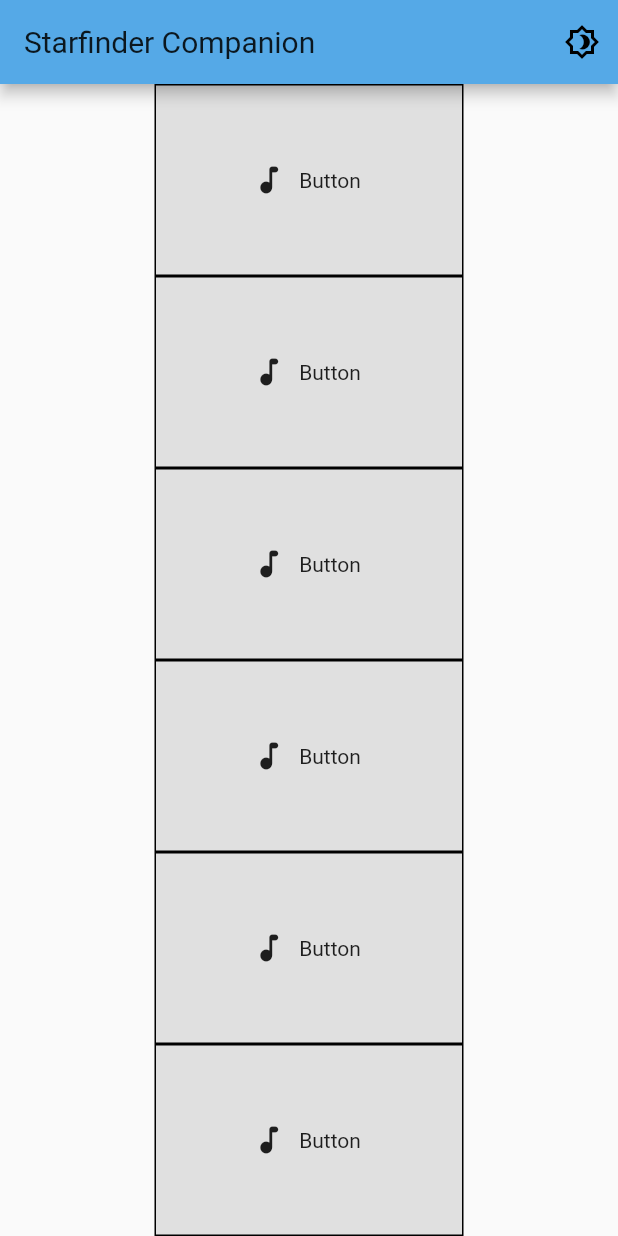
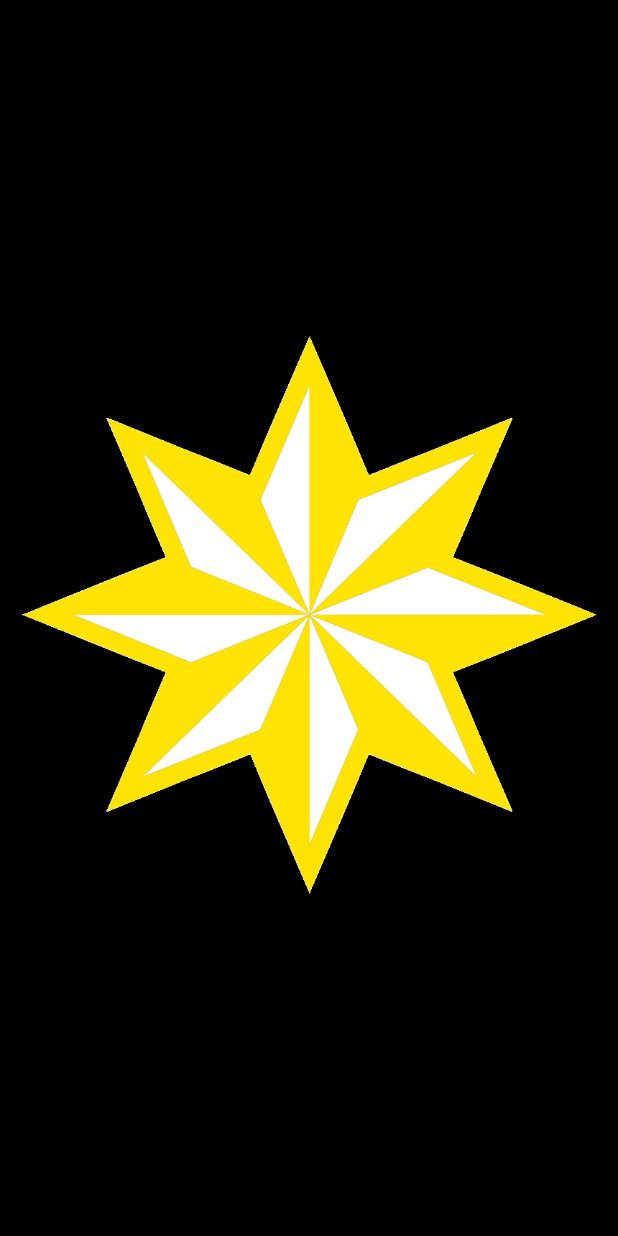
Before and after one commit to bsmylie873/starfinder-companion-2020, a Flutter app: the first screen one second after launch, on a phone screen of 412 x 824 dp. Run offline on Flutter 3.47's test engine with Material 2 defaults, Android fonts, the phone set to English and light mode, and no system bars; our stand-ins replace animated_splash_screen, page_transition, shared_preferences, webview_flutter.

Commit message:
Added a splash screen with a simple spinning animation. The Starfinder logo has also been included in case of future use.

```diff
--- a/lib/main.dart
+++ b/lib/main.dart
@@ -2,6 +2,8 @@ import 'package:flutter/material.dart';
 import 'package:provider/provider.dart';
 import 'package:shared_preferences/shared_preferences.dart';
 import 'package:webview_flutter/webview_flutter.dart';
+import 'package:animated_splash_screen/animated_splash_screen.dart';
+import 'package:page_transition/page_transition.dart';
 import 'theme.dart';
 import 'darktheme.dart';
 import 'ThemeManager.dart';
@@ -20,8 +22,25 @@ void main() {
   );
 }
 
+class MyApp extends StatelessWidget {
+  @override
+  Widget build(BuildContext context) {
+    return MaterialApp(
+        title: 'Splash Screen',
+        home: AnimatedSplashScreen(
+            duration: 1000,
+            splash: 'images/StarLogo.png',
+            splashIconSize: 1500,
+            nextScreen: MainScreen(),
+            splashTransition: SplashTransition.rotationTransition,
+            pageTransitionType: PageTransitionType.scale,
+            backgroundColor: Colors.black
+        )
+    );
+  }
+}
 
-class MyApp extends StatelessWidget {
+class MainScreen extends StatelessWidget {
   @override
   Widget build(BuildContext context) {
     return Consumer<ThemeManager>(
--- /dev/null
+++ b/lib/splashscreen.dart
@@ -0,0 +1,284 @@
+//https://github.com/clean-code-dev/animated_splash_screen
+
+library animated_splash_screen;
+
+import 'package:flutter/material.dart';
+import 'package:flutter/cupertino.dart';
+import 'package:page_transition/page_transition.dart';
+
+enum _splashType { simpleSplash, backgroundScreenReturn }
+enum SplashTransition {
+  slideTransition,
+  scaleTransition,
+  rotationTransition,
+  sizeTransition,
+  fadeTransition,
+  decoratedBoxTransition
+}
+
+class AnimatedSplashScreen extends StatefulWidget {
+  /// Type of page transition
+  final PageTransitionType transitionType;
+
+  /// Type of splash transition
+  final SplashTransition splashTransition;
+
+  /// Only required case use [AnimatedSplashScreen.withScreenFunction]
+  /// here you pass your function that need called before to jump to next screen
+  final Future Function() function;
+
+  /// Custom animation to icon of splash
+  final Animatable customAnimation;
+
+  /// Background color
+  final Color backgroundColor;
+
+  /// Only required in default construct, here you pass your widget that will be
+  /// browsed
+  final Widget nextScreen;
+
+  /// Type of AnimatedSplashScreen
+  final _splashType type;
+
+  /// If icon in splash need stay inside [Center] widget
+  final bool centered;
+
+  /// It can be string for [Image.asserts], normal [Widget] or you can user tags
+  /// to choose which one you image type, for example:
+  /// * '[n]www.my-site.com/my-image.png' to [Image.network]
+  final dynamic splash;
+
+  /// Time in milliseconds after splash animation to jump to next screen
+  final int duration;
+
+  /// Curve of splash animation
+  final Curve curve;
+
+  /// Splash animation duration, default is [milliseconds: 800]
+  final Duration animationDuration;
+
+  /// Icon in splash screen size
+  final double splashIconSize;
+
+  factory AnimatedSplashScreen(
+      {Curve curve = Curves.easeInCirc,
+        Future Function() function,
+        int duration = 2500,
+        @required dynamic splash,
+        @required Widget nextScreen,
+        Color backgroundColor = Colors.white,
+        Animatable customTween,
+        bool centered = true,
+        SplashTransition splashTransition,
+        PageTransitionType pageTransitionType,
+        Duration animationDuration,
+        double splashIconSize}) {
+    return AnimatedSplashScreen._internal(
+        backgroundColor: backgroundColor,
+        animationDuration: animationDuration,
+        transitionType: pageTransitionType ?? PageTransitionType.bottomToTop,
+        splashTransition: splashTransition ?? SplashTransition.fadeTransition,
+        splashIconSize: splashIconSize,
+        customAnimation: customTween,
+        function: function,
+        duration: duration,
+        centered: centered,
+        splash: splash,
+        type: _splashType.simpleSplash,
+        nextScreen: nextScreen,
+        curve: curve);
+  }
+
+  factory AnimatedSplashScreen.withScreenFunction(
+      {Curve curve = Curves.easeInCirc,
+        bool centered = true,
+        int duration = 2500,
+        @required dynamic splash,
+        @required Future<Widget> Function() screenFunction,
+        Animatable customTween,
+        Color backgroundColor = Colors.white,
+        SplashTransition splashTransition,
+        PageTransitionType pageTransitionType,
+        Duration animationDuration,
+        double splashIconSize}) {
+    return AnimatedSplashScreen._internal(
+        type: _splashType.backgroundScreenReturn,
+        animationDuration: animationDuration,
+        transitionType: pageTransitionType ?? PageTransitionType.bottomToTop,
+        splashTransition: splashTransition ?? SplashTransition.fadeTransition,
+        backgroundColor: backgroundColor,
+        splashIconSize: splashIconSize,
+        customAnimation: customTween,
+        function: screenFunction,
+        duration: duration,
+        centered: centered,
+        nextScreen: null,
+        splash: splash,
+        curve: curve);
+  }
+
+  AnimatedSplashScreen._internal({
+    @required this.animationDuration,
+    @required this.splashTransition,
+    @required this.customAnimation,
+    @required this.backgroundColor,
+    @required this.transitionType,
+    @required this.splashIconSize,
+    @required this.nextScreen,
+    @required this.function,
+    @required this.duration,
+    @required this.centered,
+    @required this.splash,
+    @required this.curve,
+    @required this.type,
+  })  : assert(duration != null, 'Duration cannot be null'),
+        assert(transitionType != null, 'TransitionType cannot be null'),
+        assert(splashTransition != null, 'SplashTransition cannot be null'),
+        assert(curve != null, 'Curve cannot be null');
+
+  @override
+  _AnimatedSplashScreenState createState() => _AnimatedSplashScreenState();
+}
+
+class _AnimatedSplashScreenState extends State<AnimatedSplashScreen>
+    with SingleTickerProviderStateMixin {
+  AnimationController _animationController;
+  static BuildContext _context;
+  Animation _animation;
+
+  AnimatedSplashScreen get w => widget;
+
+  @override
+  void initState() {
+    super.initState();
+
+    _animationController = new AnimationController(
+        duration: w.animationDuration ?? Duration(milliseconds: 800),
+        vsync: this);
+
+    Animatable animation = w.customAnimation ??
+            () {
+          switch (w.splashTransition) {
+            case SplashTransition.slideTransition:
+              return Tween<Offset>(
+                end: Offset.zero,
+                begin: Offset(1, 0),
+              );
+
+            case SplashTransition.decoratedBoxTransition:
+              return DecorationTween(
+                  end: BoxDecoration(color: Colors.black87),
+                  begin: BoxDecoration(color: Colors.redAccent));
+
+            default:
+              return Tween(begin: 0.0, end: 1.0);
+          }
+        }();
+
+    _animation = animation
+        .animate(CurvedAnimation(parent: _animationController, curve: w.curve));
+    _animationController.forward().then((value) => doTransition());
+  }
+
+  /// call function case needed and then jump to next screen
+  doTransition() async {
+    if (w.type == _splashType.backgroundScreenReturn)
+      navigator(await w.function());
+    else
+      navigator(w.nextScreen);
+  }
+
+  @override
+  void dispose() {
+    _animationController.reset();
+    _animationController.dispose();
+    super.dispose();
+  }
+
+  navigator(screen) {
+    Future.delayed(
+        Duration(milliseconds: w.duration < 1000 ? 2000 : w.duration))
+        .then((_) {
+      try {
+        Navigator.of(_context).pushReplacement(
+            PageTransition(type: w.transitionType, child: screen));
+      } catch (msg) {
+        print('AnimatedSplashScreen -> '
+            'error in jump to next screen, probably '
+            'this run is in hot reload: $msg');
+      }
+    });
+  }
+
+  /// Return icon of splash screen
+  Widget getSplash() {
+    final size =
+        w.splashIconSize ?? MediaQuery.of(context).size.shortestSide * 0.2;
+
+    Widget main({@required Widget child}) =>
+        w.centered ? Center(child: child) : child;
+
+    return getTransition(
+        child: main(
+            child: SizedBox(
+                height: size,
+                child: w.splash is String
+                    ? <Widget>() {
+                  if (w.splash.toString().contains('[n]'))
+                    return Image.network(
+                        w.splash.toString().replaceAll('[n]', ''));
+                  else
+                    return Image.asset(w.splash);
+                }()
+                    : (w.splash is IconData
+                    ? Icon(w.splash, size: size)
+                    : w.splash))));
+  }
+
+  /// return transtion
+  Widget getTransition({@required Widget child}) {
+    switch (w.splashTransition) {
+      case SplashTransition.slideTransition:
+        return SlideTransition(
+            position: (_animation as Animation<Offset>), child: child);
+        break;
+
+      case SplashTransition.scaleTransition:
+        return ScaleTransition(
+            scale: (_animation as Animation<double>), child: child);
+        break;
+
+      case SplashTransition.rotationTransition:
+        return RotationTransition(
+            turns: (_animation as Animation<double>), child: child);
+        break;
+
+      case SplashTransition.sizeTransition:
+        return SizeTransition(
+            sizeFactor: (_animation as Animation<double>), child: child);
+        break;
+
+      case SplashTransition.fadeTransition:
+        return FadeTransition(
+            opacity: (_animation as Animation<double>), child: child);
+        break;
+
+      case SplashTransition.decoratedBoxTransition:
+        return DecoratedBoxTransition(
+            decoration: (_animation as Animation<Decoration>), child: child);
+        break;
+
+      default:
+        return FadeTransition(
+            opacity: (_animation as Animation<double>), child: child);
+        break;
+    }
+  }
+
+  @override
+  Widget build(BuildContext context) {
+    _context = context;
+
+    return Scaffold(backgroundColor: w.backgroundColor, body: getSplash());
+  }
+}
--- a/pubspec.yaml
+++ b/pubspec.yaml
@@ -26,6 +26,10 @@ dependencies:
   provider: ^4.3.2+2
   shared_preferences: ^0.5.12+4
   webview_flutter: ^1.0.7
+  splashscreen: ^1.2.0
+  flare_flutter: ^2.0.1
+  animated_splash_screen: ^1.0.1+2
+  page_transition: ^1.1.7+2
 
   # The following adds the Cupertino Icons font to your application.
   # Use with the CupertinoIcons class for iOS style icons.
```
Also changed, not shown: images/StarLogo.png (added), images/StarfinderLogo.png (added), pubspec.lock.
